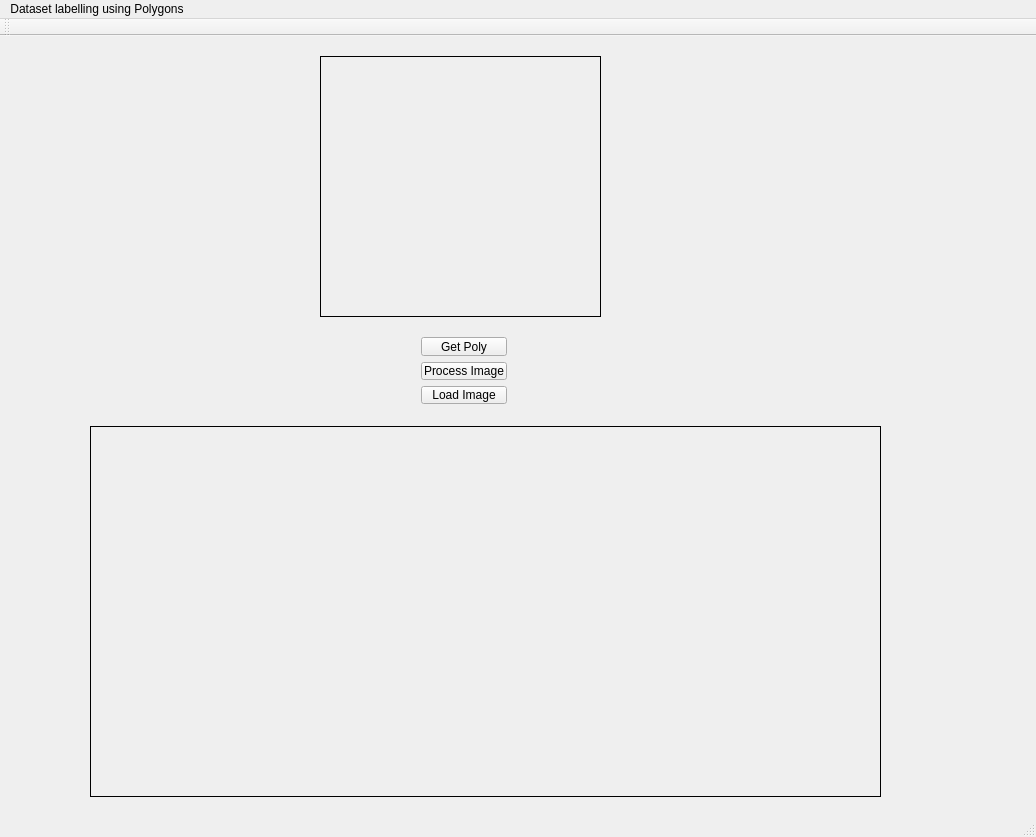
Old version of the form src/InteractiveGUI3.ui in the repository abinjoabraham/DevPrnnppGUI.
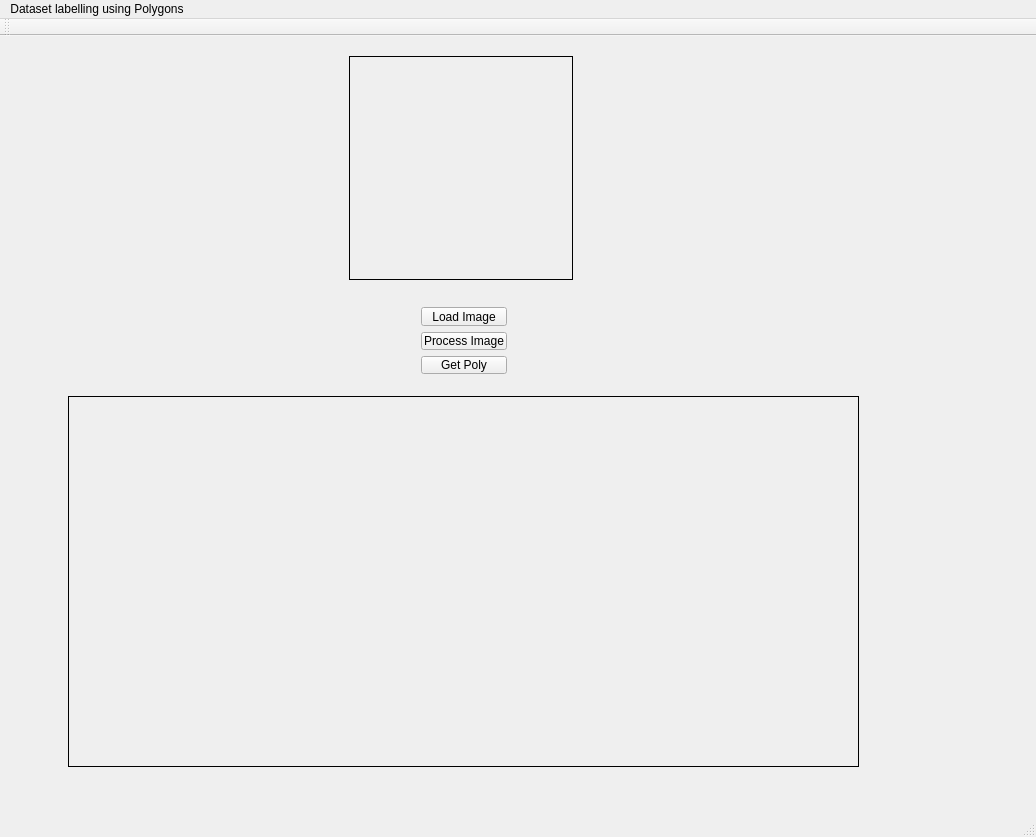
New version of the form.

```diff
--- a/src/InteractiveGUI3.ui
+++ b/src/InteractiveGUI3.ui
@@ -17,10 +17,10 @@
    <widget class="QLabel" name="imglabel">
     <property name="geometry">
      <rect>
-      <x>320</x>
+      <x>349</x>
       <y>20</y>
-      <width>281</width>
-      <height>261</height>
+      <width>224</width>
+      <height>224</height>
      </rect>
     </property>
     <property name="frameShape">
@@ -33,8 +33,8 @@
    <widget class="QLabel" name="imglabel_2">
     <property name="geometry">
      <rect>
-      <x>90</x>
-      <y>390</y>
+      <x>68</x>
+      <y>360</y>
       <width>791</width>
       <height>371</height>
      </rect>
@@ -50,26 +50,12 @@
     <property name="geometry">
      <rect>
       <x>410</x>
-      <y>290</y>
+      <y>260</y>
       <width>108</width>
       <height>89</height>
      </rect>
     </property>
     <layout class="QVBoxLayout" name="verticalLayout">
-     <item>
-      <widget class="QPushButton" name="PolyButton">
-       <property name="text">
-        <string>Get Poly</string>
-       </property>
-      </widget>
-     </item>
-     <item>
-      <widget class="QPushButton" name="ProcessButton">
-       <property name="text">
-        <string>Process Image</string>
-       </property>
-      </widget>
-     </item>
      <item>
       <widget class="QPushButton" name="pushButton">
        <property name="text">
@@ -77,6 +63,20 @@
        </property>
       </widget>
      </item>
+     <item>
+      <widget class="QPushButton" name="ProcessButton">
+       <property name="text">
+        <string>Process Image</string>
+       </property>
+      </widget>
+     </item>
+     <item>
+      <widget class="QPushButton" name="PolyButton">
+       <property name="text">
+        <string>Get Poly</string>
+       </property>
+      </widget>
+     </item>
     </layout>
    </widget>
   </widget>
```
Left out of the diff: 2 changed lines with no effect on the pictures.
